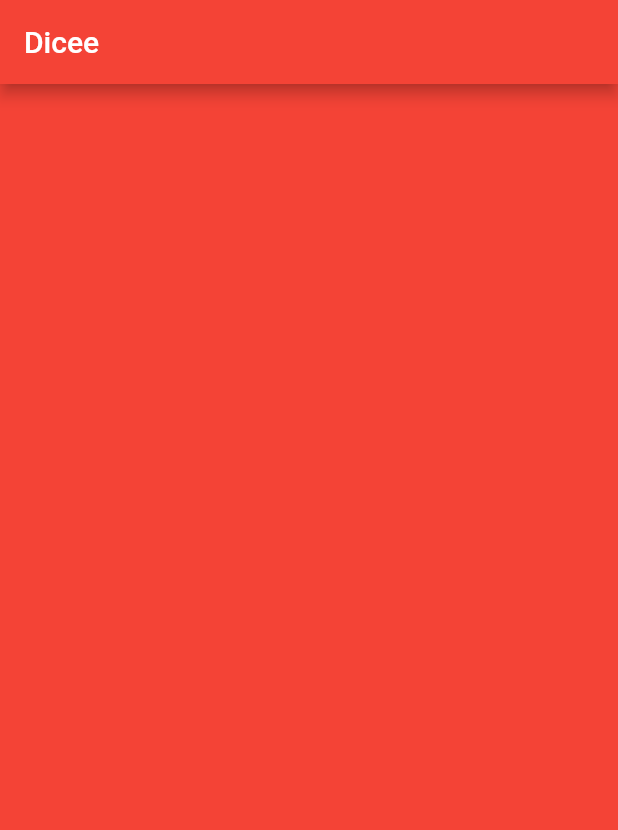
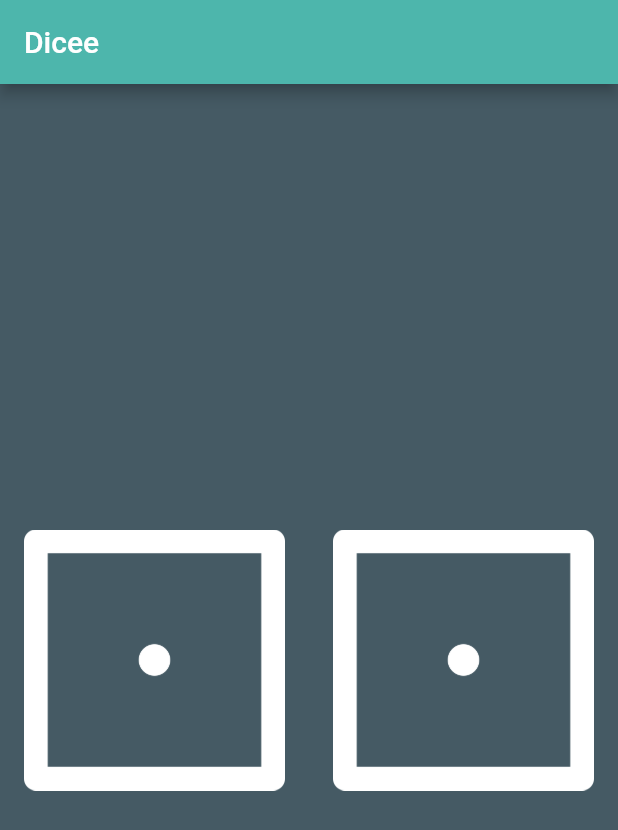
Before and after one commit to londonappbrewery/dicee-flutter, a Flutter app: the screen it shows after launch, on a phone screen of 412 x 824 dp. Shown: the top 830 px of the screen. Run offline on Flutter 3.47's test engine with Material 2 defaults, Android fonts, the light colour scheme and no system bars.

Commit message:
dicee app init commit

```diff
--- a/lib/main.dart
+++ b/lib/main.dart
@@ -1,13 +1,16 @@
+import 'dart:math';
+
+import 'package:flutter/cupertino.dart';
 import 'package:flutter/material.dart';
 
 void main() {
   return runApp(
     MaterialApp(
       home: Scaffold(
-        backgroundColor: Colors.red,
+        backgroundColor: Colors.blueGrey.shade700,
         appBar: AppBar(
           title: Text('Dicee'),
-          backgroundColor: Colors.red,
+          backgroundColor: Colors.teal.shade300,
         ),
         body: DicePage(),
       ),
@@ -15,9 +18,49 @@ void main() {
   );
 }
 
-class DicePage extends StatelessWidget {
+class DicePage extends StatefulWidget {
+  @override
+  State<StatefulWidget> createState() {
+    return DicePageState();
+  }
+}
+
+class DicePageState extends State<DicePage> {
+  int leftDiceNum = 1;
+  int rightDiceNum = 1;
   @override
   Widget build(BuildContext context) {
-    return Container();
+    return Center(
+      child: Row(
+        children: [
+          Expanded(
+            child: FlatButton(
+              child: Image.asset('images/dice$leftDiceNum.png'),
+              onPressed: () {
+                setState(() {
+                  generateRandomDiceNumber();
+                });
+                print('firstbutton: $leftDiceNum');
+              },
+            ),
+          ),
+          Expanded(
+            child: FlatButton(
+                child: Image.asset('images/dice$rightDiceNum.png'),
+                onPressed: () {
+                  setState(() {
+                    generateRandomDiceNumber();
+                  });
+                  print('secondbutton: $rightDiceNum');
+                }),
+          )
+        ],
+      ),
+    );
+  }
+
+  void generateRandomDiceNumber() {
+    leftDiceNum = Random().nextInt(6) + 1;
+    rightDiceNum = Random().nextInt(6) + 1;
   }
 }
```
Also changed, not shown: 1 other file.
